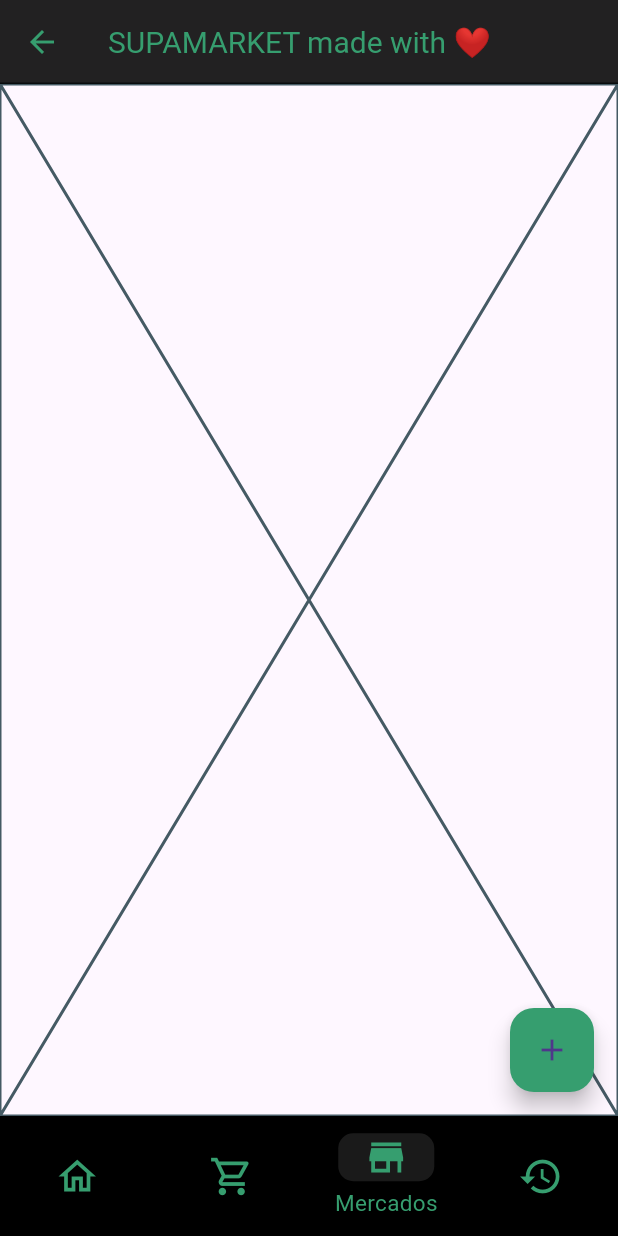
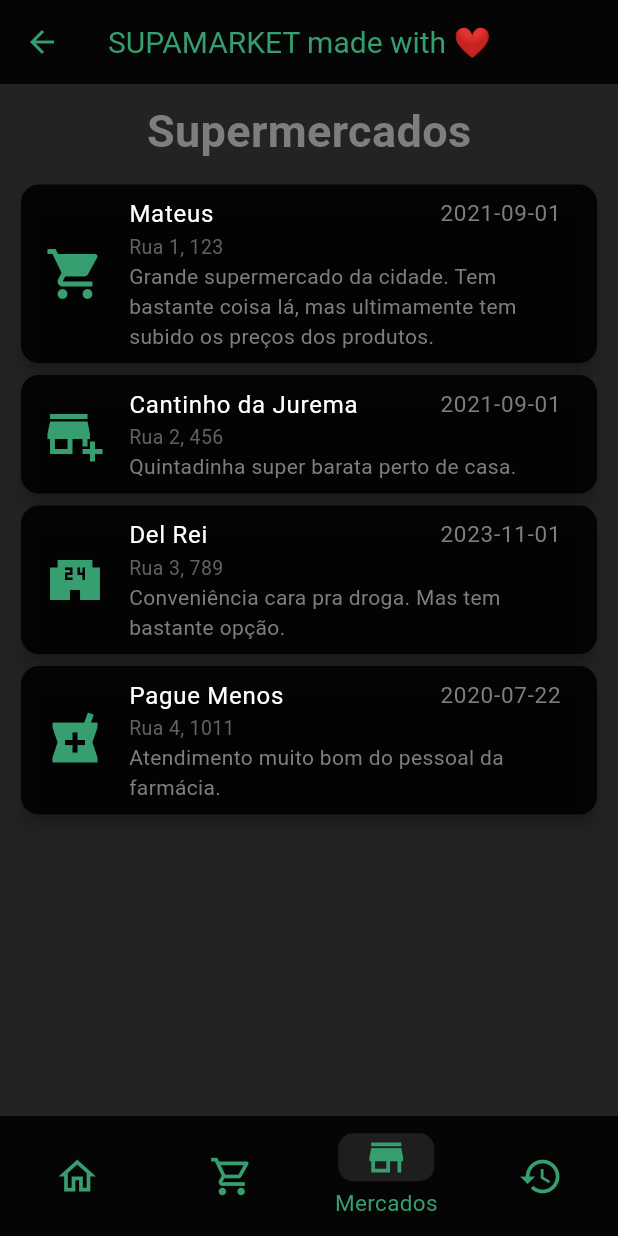
Before and after one commit to brunowsl/supamarket, a Flutter app: the MainView screen opened by its route, item 3 of the bottom bar chosen, on a phone screen of 412 x 824 dp. Run offline on Flutter 3.47's test engine with Material 2 defaults, Android fonts, the light colour scheme and no system bars; our stand-ins replace google_fonts.

Commit message:
pagina de visualização de supermercados

```diff
--- /dev/null
+++ b/lib/app/market/adapters/in/market_controller.dart
@@ -0,0 +1,13 @@
+import 'package:supamarket/app/market/adapters/out/in_memory_market_adapter.dart';
+
+import '../../domain/market.dart';
+
+class MarketController {
+  final InMemoryMarketAdapter inMemoryMarketAdapter;
+
+  MarketController(this.inMemoryMarketAdapter);
+
+  Future<List<Market>> getAllMarketsByFamilyId(String familyId) async {
+    return await inMemoryMarketAdapter.getAllMarketsByFamilyId(familyId);
+  }
+}
--- /dev/null
+++ b/lib/app/market/adapters/out/in_memory_market_adapter.dart
@@ -0,0 +1,41 @@
+import 'package:supamarket/app/market/domain/market.dart';
+import 'package:supamarket/app/market/usecases/market_uc.dart';
+
+class InMemoryMarketAdapter implements MarketUC {
+  List<Market> markets = [
+    Market(
+      name: 'Mateus',
+      description:
+          'Grande supermercado da cidade. Tem bastante coisa lá, mas ultimamente tem subido os preços dos produtos.',
+      type: 'SUPERMERCADO',
+      address: 'Rua 1, 123',
+      date: '2021-09-01',
+    ),
+    Market(
+      name: 'Cantinho da Jurema',
+      description: 'Quintadinha super barata perto de casa.',
+      type: 'QUITANDA',
+      address: 'Rua 2, 456',
+      date: '2021-09-01',
+    ),
+    Market(
+      name: 'Del Rei',
+      description: 'Conveniência cara pra droga. Mas tem bastante opção.',
+      type: 'CONVENIENCIA',
+      address: 'Rua 3, 789',
+      date: '2023-11-01',
+    ),
+    Market(
+      name: 'Pague Menos',
+      description: 'Atendimento muito bom do pessoal da farmácia.',
+      type: 'FARMACIA',
+      address: 'Rua 4, 1011',
+      date: '2020-07-22',
+    ),
+  ];
+
+  @override
+  Future<List<Market>> getAllMarketsByFamilyId(String familyId) {
+    return Future.value(markets);
+  }
+}
--- /dev/null
+++ b/lib/app/market/domain/market.dart
@@ -0,0 +1,83 @@
+// ignore_for_file: public_member_api_docs, sort_constructors_first
+import 'dart:convert';
+
+class Market {
+  final String name;
+  final String description;
+  final String type;
+  final String address;
+  final String date;
+  Market({
+    required this.name,
+    required this.description,
+    required this.type,
+    required this.address,
+    required this.date,
+  });
+
+  Market copyWith({
+    String? name,
+    String? description,
+    String? type,
+    String? address,
+    String? date,
+  }) {
+    return Market(
+      name: name ?? this.name,
+      description: description ?? this.description,
+      type: type ?? this.type,
+      address: address ?? this.address,
+      date: date ?? this.date,
+    );
+  }
+
+  Map<String, dynamic> toMap() {
+    return <String, dynamic>{
+      'name': name,
+      'description': description,
+      'type': type,
+      'address': address,
+      'date': date,
+    };
+  }
+
+  factory Market.fromMap(Map<String, dynamic> map) {
+    return Market(
+      name: map['name'] as String,
+      description: map['description'] as String,
+      type: map['type'] as String,
+      address: map['address'] as String,
+      date: map['date'] as String,
+    );
+  }
+
+  String toJson() => json.encode(toMap());
+
+  factory Market.fromJson(String source) =>
+      Market.fromMap(json.decode(source) as Map<String, dynamic>);
+
+  @override
+  String toString() {
+    return 'Market(name: $name, description: $description, type: $type, address: $address, date: $date)';
+  }
+
+  @override
+  bool operator ==(covariant Market other) {
+    if (identical(this, other)) return true;
+
+    return other.name == name &&
+        other.description == description &&
+        other.type == type &&
+        other.address == address &&
+        other.date == date;
+  }
+
+  @override
+  int get hashCode {
+    return name.hashCode ^
+        description.hashCode ^
+        type.hashCode ^
+        address.hashCode ^
+        date.hashCode;
+  }
+}
--- /dev/null
+++ b/lib/app/market/usecases/market_uc.dart
@@ -0,0 +1,5 @@
+import '../domain/market.dart';
+
+abstract class MarketUC {
+  Future<List<Market>> getAllMarketsByFamilyId(String familyId);
+}
--- a/lib/main.dart
+++ b/lib/main.dart
@@ -20,6 +20,7 @@
       },
       theme: ThemeData(
         primaryColor: const Color(0xFF369e6f),
+        scaffoldBackgroundColor: const Color(0xFF232323),
         useMaterial3: true,
       ),
       home: const LoginView(),
--- a/lib/views/home.dart
+++ b/lib/views/home.dart
@@ -19,9 +19,7 @@
 
   @override
   Widget build(BuildContext context) {
-    return Container(
-      color: Colors.black87,
-      child: Padding(
+    return Padding(
       padding: const EdgeInsets.only(left: 20, right: 20),
       child: Column(
         mainAxisSize: MainAxisSize.max,
@@ -51,7 +49,6 @@
                 },
               )),
         ],
-        ),
       ),
     );
   }
--- a/lib/views/main.dart
+++ b/lib/views/main.dart
@@ -41,14 +41,6 @@
         ),
       ),
       body: pages[selectedIndex],
-      floatingActionButton: FloatingActionButton(
-        onPressed: () {
-          // Add your onPressed code here!
-          Navigator.pushNamed(context, '/compra');
-        },
-        backgroundColor: Color(0xFF369e6f),
-        child: const Icon(Icons.add),
-      ),
       bottomNavigationBar: NavigationBarTheme(
         data: NavigationBarThemeData(
           indicatorColor: Colors.white.withOpacity(0.1),
@@ -96,7 +88,7 @@
               label: 'Histórico',
             ),
           ],
-          backgroundColor: Colors.black,
+          backgroundColor: Colors.black87,
           labelBehavior: NavigationDestinationLabelBehavior.onlyShowSelected,
           selectedIndex: selectedIndex,
           onDestinationSelected: (int index) {
--- a/lib/views/supermercados.dart
+++ b/lib/views/supermercados.dart
@@ -1,10 +1,166 @@
+// ignore_for_file: public_member_api_docs, sort_constructors_first
 import 'package:flutter/material.dart';
+import 'package:supamarket/app/market/adapters/in/market_controller.dart';
+import 'package:supamarket/app/market/adapters/out/in_memory_market_adapter.dart';
 
-class SupermercadosView extends StatelessWidget {
+class SupermercadosView extends StatefulWidget {
   const SupermercadosView({super.key});
 
   @override
+  State<SupermercadosView> createState() => _SupermercadosViewState();
+}
+
+class _SupermercadosViewState extends State<SupermercadosView> {
+  final MarketController marketController =
+      MarketController(InMemoryMarketAdapter());
+
+  @override
   Widget build(BuildContext context) {
-    return const Placeholder();
+    return SingleChildScrollView(
+      child: Padding(
+        padding: const EdgeInsets.all(10.0),
+        child: Column(
+          crossAxisAlignment: CrossAxisAlignment.center,
+          mainAxisSize: MainAxisSize.max,
+          children: [
+            const Text(
+              'Supermercados',
+              style: TextStyle(
+                fontSize: 30,
+                fontWeight: FontWeight.bold,
+                color: Color.fromARGB(255, 126, 126, 126),
+              ),
+            ),
+            const SizedBox(
+              height: 10,
+            ),
+            FutureBuilder(
+              future: marketController
+                  .getAllMarketsByFamilyId("StringTesteTantoFazAgora"),
+              builder: (context, snapshot) {
+                if (snapshot.hasData) {
+                  return ListView.builder(
+                    shrinkWrap: true,
+                    itemCount: snapshot.data!.length,
+                    itemBuilder: (context, index) {
+                      return CustomCard(
+                        icon: getIcon(snapshot.data![index].type),
+                        titleLarge: snapshot.data![index].name,
+                        titleSmall: snapshot.data![index].description,
+                        type: snapshot.data![index].type,
+                        address: snapshot.data![index].address,
+                        date: snapshot.data![index].date,
+                      );
+                    },
+                  );
+                } else if (snapshot.hasError) {
+                  return const Text('Error');
+                } else {
+                  return const Center(
+                    child: CircularProgressIndicator(),
+                  );
+                }
+              },
+            ),
+          ],
+        ),
+      ),
+    );
+  }
+
+  getIcon(String type) {
+    switch (type) {
+      case "SUPERMERCADO":
+        return Icons.shopping_cart;
+      case "FARMACIA":
+        return Icons.local_pharmacy;
+      case "PADARIA":
+        return Icons.local_cafe;
+      case "QUITANDA":
+        return Icons.add_business;
+      case "CONVENIENCIA":
+        return Icons.local_convenience_store;
+      default:
+        return Icons.shopping_cart;
+    }
   }
 }
+
+class CustomCard extends StatelessWidget {
+  final IconData icon;
+
+  final String titleLarge;
+
+  final String titleSmall;
+
+  final String type;
+
+  final String address;
+
+  final String date;
+
+  const CustomCard({
+    super.key,
+    required this.icon,
+    required this.titleLarge,
+    required this.titleSmall,
+    required this.type,
+    required this.address,
+    required this.date,
+  });
+
+  @override
+  Widget build(BuildContext context) {
+    return Card(
+      color: Colors.black87,
+      elevation: 5,
+      child: Column(
+        // ignore: prefer_const_literals_to_create_immutables
+        children: [
+          Center(
+            child: ListTile(
+              leading: Icon(
+                icon,
+                color: const Color(0xFF369e6f),
+                size: 40,
+              ),
+              title: Row(
+                mainAxisAlignment: MainAxisAlignment.spaceBetween,
+                children: [
+                  Text(
+                    titleLarge,
+                    style: const TextStyle(color: Colors.white),
+                  ),
+                  Text(
+                    date,
+                    style: const TextStyle(
+                      color: Color.fromARGB(255, 126, 126, 126),
+                      fontSize: 15,
+                    ),
+                  ),
+                ],
+              ),
+              subtitle: Column(
+                crossAxisAlignment: CrossAxisAlignment.start,
+                children: [
+                  Text(
+                    address,
+                    style: TextStyle(
+                      color: Colors.grey[700],
+                      fontSize: 13,
+                    ),
+                  ),
+                  Text(
+                    titleSmall,
+                    style: const TextStyle(
+                        color: Color.fromARGB(255, 126, 126, 126)),
+                  ),
+                ],
+              ),
+            ),
+          ),
+        ],
+      ),
+    );
+  }
+}
```
Also changed, not shown: lib/app/market/service/market_service.dart (added, +12 -0 lines), lib/components/bottom_navigation_bar.dart (deleted, +0 -76 lines). Lines whose indentation alone changed are shown as unchanged.
